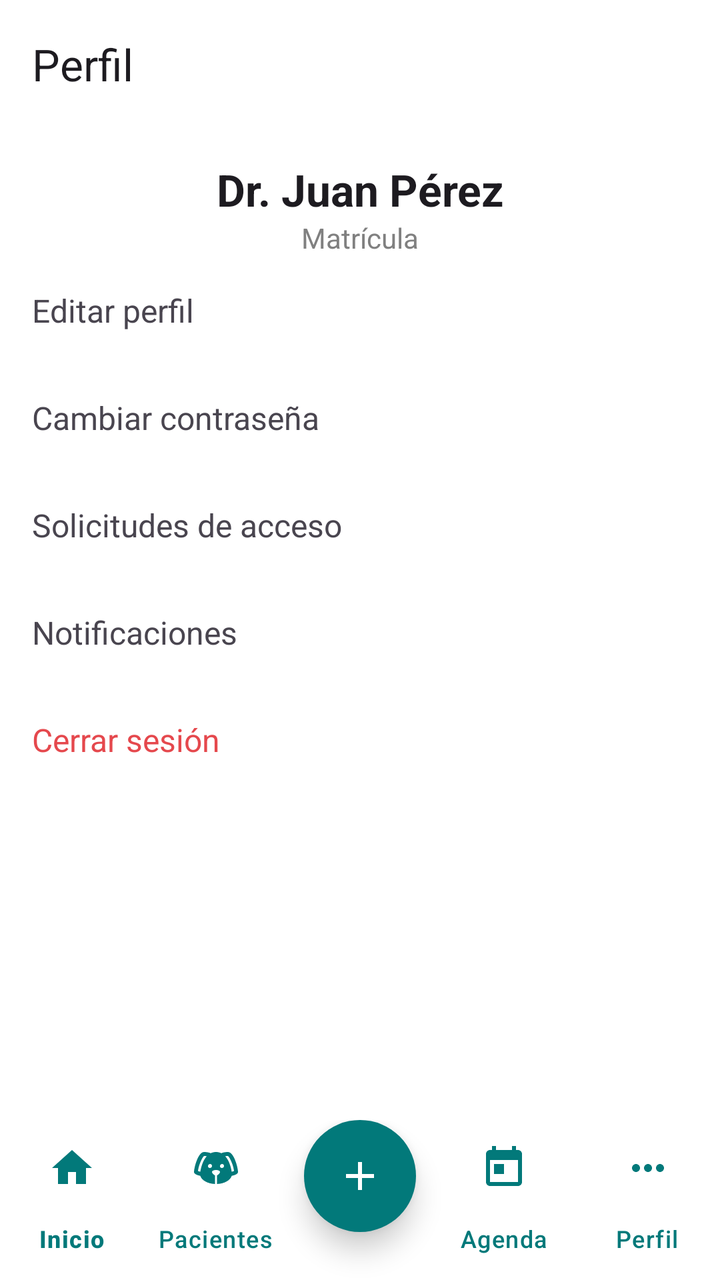
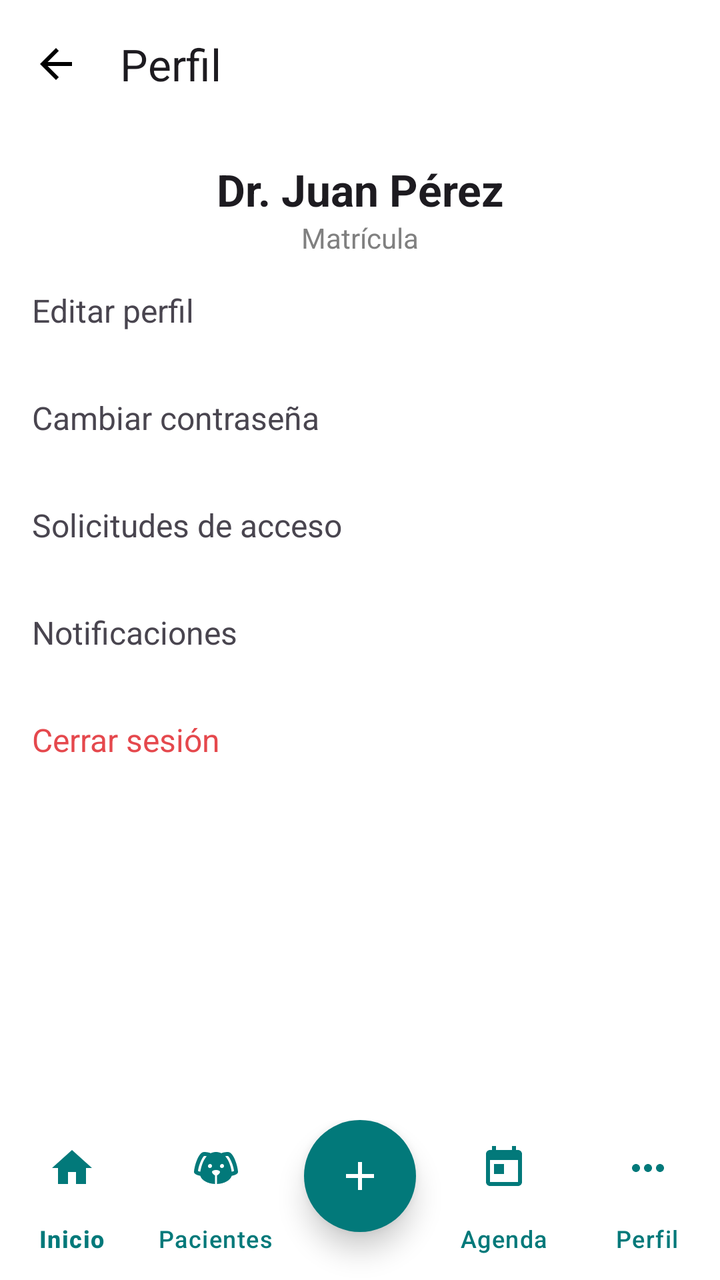

An Android layout rendered at two revisions. The XML below is the earlier revision; the diff shows what the commit changed to produce the second picture.
<!-- AndroidManifest.xml: application theme Theme.PetCare -->
<!-- res/layout/perfil_vet.xml -->
<?xml version="1.0" encoding="utf-8"?>
<androidx.constraintlayout.widget.ConstraintLayout xmlns:android="http://schemas.android.com/apk/res/android"
    xmlns:app="http://schemas.android.com/apk/res-auto"
    android:layout_width="match_parent"
    android:layout_height="match_parent"
    android:background="@color/white">

    <androidx.appcompat.widget.Toolbar
        android:id="@+id/toolbar"
        android:layout_width="match_parent"
        android:layout_height="?attr/actionBarSize"
        app:layout_constraintTop_toTopOf="parent"
        app:title="Perfil"
        app:titleCentered="true" />

    <ScrollView
        android:layout_width="match_parent"
        android:layout_height="0dp"
        app:layout_constraintBottom_toTopOf="@id/vetNav"
        app:layout_constraintTop_toBottomOf="@id/toolbar">

        <LinearLayout
            android:layout_width="match_parent"
            android:layout_height="wrap_content"
            android:orientation="vertical"
            android:padding="16dp">

            <TextView
                android:id="@+id/tvNombreVet"
                android:layout_width="match_parent"
                android:layout_height="wrap_content"
                android:gravity="center"
                android:text="Dr. Juan Pérez"
                android:textAppearance="@style/TextAppearance.Material3.TitleLarge"
                android:textStyle="bold" />

            <TextView
                android:id="@+id/tvDatosVet"
                android:layout_width="match_parent"
                android:layout_height="wrap_content"
                android:gravity="center"
                android:text="Matrícula"
                android:textColor="@color/text_gray" />

            <TextView
                android:id="@+id/optEditarPerfil"
                style="@style/VetMenuRow"
                android:text="Editar perfil" />

            <TextView
                android:id="@+id/optCambiarPassword"
                style="@style/VetMenuRow"
                android:text="Cambiar contraseña" />

            <TextView
                android:id="@+id/optSolicitudes"
                style="@style/VetMenuRow"
                android:text="Solicitudes de acceso" />

            <TextView
                android:id="@+id/optNotificaciones"
                style="@style/VetMenuRow"
                android:text="Notificaciones" />

            <TextView
                android:id="@+id/optCerrarSesion"
                style="@style/VetMenuRow"
                android:text="Cerrar sesión"
                android:textColor="@color/danger_red" />
        </LinearLayout>
    </ScrollView>

    <include
        android:id="@+id/vetNav"
        layout="@layout/vet_bottom_nav"
        android:layout_width="match_parent"
        android:layout_height="wrap_content"
        app:layout_constraintBottom_toBottomOf="parent" />

</androidx.constraintlayout.widget.ConstraintLayout>
<!-- res/layout/vet_bottom_nav.xml (included above) -->
<?xml version="1.0" encoding="utf-8"?>
<androidx.constraintlayout.widget.ConstraintLayout xmlns:android="http://schemas.android.com/apk/res/android"
    xmlns:app="http://schemas.android.com/apk/res-auto"
    android:id="@+id/bottomNavContainer"
    android:layout_width="match_parent"
    android:layout_height="wrap_content">

    <com.google.android.material.bottomnavigation.BottomNavigationView
        android:id="@+id/bottomNavigation"
        android:layout_width="match_parent"
        android:layout_height="wrap_content"
        android:background="@color/white"
        app:itemIconTint="@color/primary_teal"
        app:itemTextColor="@color/primary_teal"
        app:labelVisibilityMode="labeled"
        app:layout_constraintBottom_toBottomOf="parent"
        app:menu="@menu/bottom_nav_menu_vet" />

    <com.google.android.material.floatingactionbutton.FloatingActionButton
        android:id="@+id/fabCenter"
        android:layout_width="wrap_content"
        android:layout_height="wrap_content"
        android:layout_marginBottom="24dp"
        android:backgroundTint="@color/primary_teal"
        android:contentDescription="@string/agregar_consulta"
        android:src="@drawable/ic_plus"
        app:elevation="8dp"
        app:layout_constraintBottom_toBottomOf="parent"
        app:layout_constraintEnd_toEndOf="parent"
        app:layout_constraintStart_toStartOf="parent"
        app:shapeAppearanceOverlay="@style/CircleImage"
        app:tint="@color/white" />

</androidx.constraintlayout.widget.ConstraintLayout>
<!-- resources referenced by this layout -->
<resources>
  <color name="danger_red">#E5484D</color>
  <color name="primary_teal">#02797A</color>
  <color name="text_gray">#808080</color>
  <color name="white">#FFFFFFFF</color>
  <!-- drawable ic_plus (drawable) -->
  <?xml version="1.0" encoding="utf-8"?>
  <vector xmlns:android="http://schemas.android.com/apk/res/android"
      android:width="24dp"
      android:height="24dp"
      android:viewportWidth="24"
      android:viewportHeight="24">
      <path
          android:fillColor="#FF000000"
          android:pathData="M19,13h-6v6h-2v-6H5v-2h6V5h2v6h6v2z" />
  </vector>
  <string name="agregar_consulta">Agregar consulta</string>
  <style name="CircleImage" parent="">
          <item name="cornerSize">50%</item>
      </style>
  <style name="VetMenuRow">
          <item name="android:layout_width">match_parent</item>
          <item name="android:layout_height">wrap_content</item>
          <item name="android:background">?attr/selectableItemBackground</item>
          <item name="android:paddingVertical">16dp</item>
          <item name="android:textSize">16sp</item>
      </style>
  <style name="Theme.PetCare" parent="Base.Theme.PetCare" />
  <style name="Base.Theme.PetCare" parent="Theme.Material3.DayNight.NoActionBar">
          
          
      </style>
</resources>

<!-- the commit's change to res/layout/perfil_vet.xml (unified diff, before → after) -->
@@ -10,6 +10,7 @@
         android:layout_width="match_parent"
         android:layout_height="?attr/actionBarSize"
         app:layout_constraintTop_toTopOf="parent"
+        app:navigationIcon="@drawable/baseline_arrow_back_24"
         app:title="Perfil"
         app:titleCentered="true" />
 
<!-- resource entries referenced after the edit -->
@@ -4,6 +4,12 @@
   <color name="primary_teal">#02797A</color>
   <color name="text_gray">#808080</color>
   <color name="white">#FFFFFFFF</color>
+  <!-- drawable baseline_arrow_back_24 (drawable) -->
+  <vector xmlns:android="http://schemas.android.com/apk/res/android" android:autoMirrored="true" android:height="24dp" android:tint="#000000" android:viewportHeight="24" android:viewportWidth="24" android:width="24dp">
+        
+      <path android:fillColor="@android:color/white" android:pathData="M20,11H7.83l5.59,-5.59L12,4l-8,8 8,8 1.41,-1.41L7.83,13H20v-2z"/>
+      
+  </vector>
   <!-- drawable ic_plus (drawable) -->
   <?xml version="1.0" encoding="utf-8"?>
   <vector xmlns:android="http://schemas.android.com/apk/res/android"
